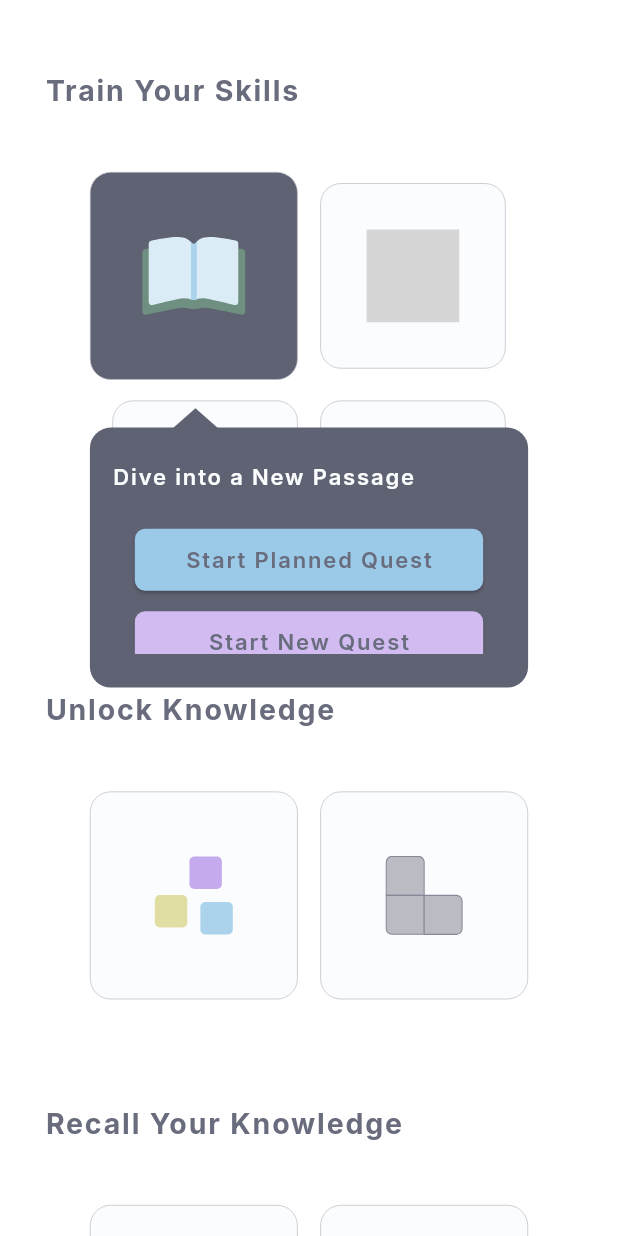
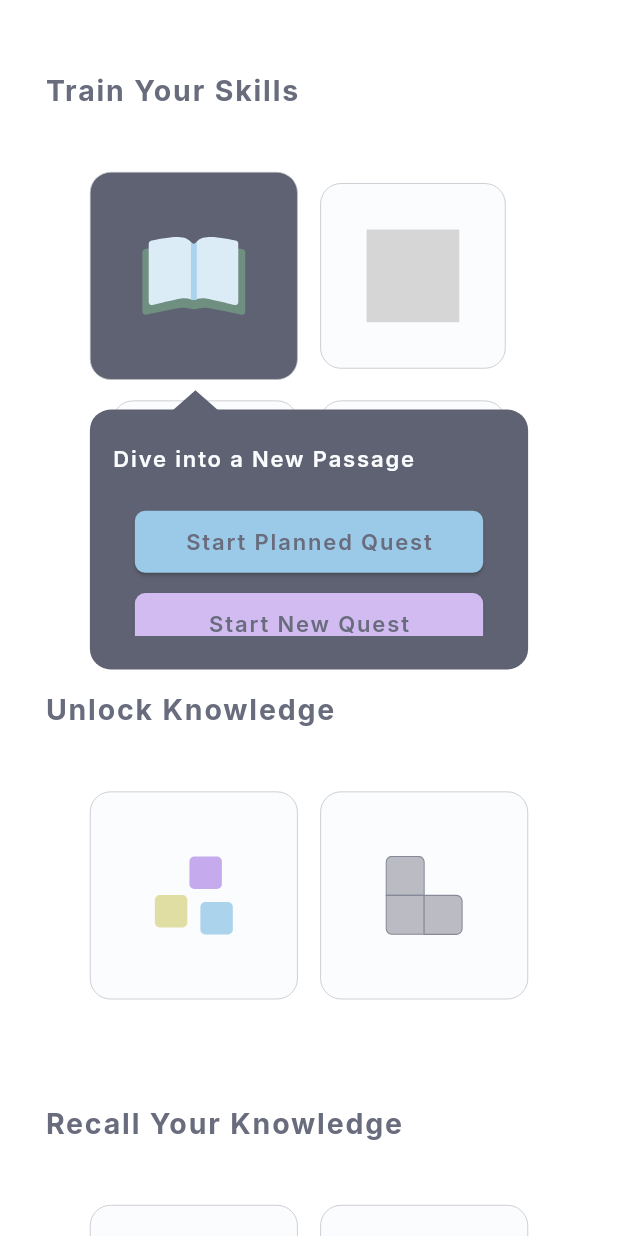
Before and after one commit to maedesad/language-learning-application, a Flutter app: the PracticingPage screen opened directly, after a tap on an icon or button, on a phone screen of 412 x 824 dp. Run offline on Flutter 3.47's test engine with Material 3 defaults, Android fonts, the phone set to English and light mode, and no system bars; our stand-ins replace flutter_screenutil, flutter_svg; grey boxes are pictures that could not be loaded.

Commit message:
adding a fixed gap 8 from button to popup

```diff
--- a/frontend/lib/main_pages/practice/practice_entry_popup.dart
+++ b/frontend/lib/main_pages/practice/practice_entry_popup.dart
@@ -41,6 +41,7 @@ class PracticePopup {
     double popupHeight = Dimensions.popupHeight;
     double arrowWidth = 34.w;
     double arrowHeight = 15.h;
+    double gapFromButton = 8.h; // فاصله ثابت نوک فلش تا دکمه
 
     // مرکز صفحه برای الاین افقی پاپ‌آپ
     final double screenWidth = MediaQuery.of(context).size.width;
@@ -51,8 +52,8 @@ class PracticePopup {
     arrowLeft = arrowLeft.clamp(16.0, popupWidth - arrowWidth - 16.0);
 
     double top = direction == PopupDirection.down
-        ? buttonPosition.dy + buttonSize.height + arrowWidth
-        : buttonPosition.dy - popupHeight - arrowWidth;
+        ? buttonPosition.dy + buttonSize.height + gapFromButton + arrowHeight
+        : buttonPosition.dy - popupHeight - gapFromButton - arrowHeight;
 
     _currentPopup = OverlayEntry(
       builder: (context) {
```
